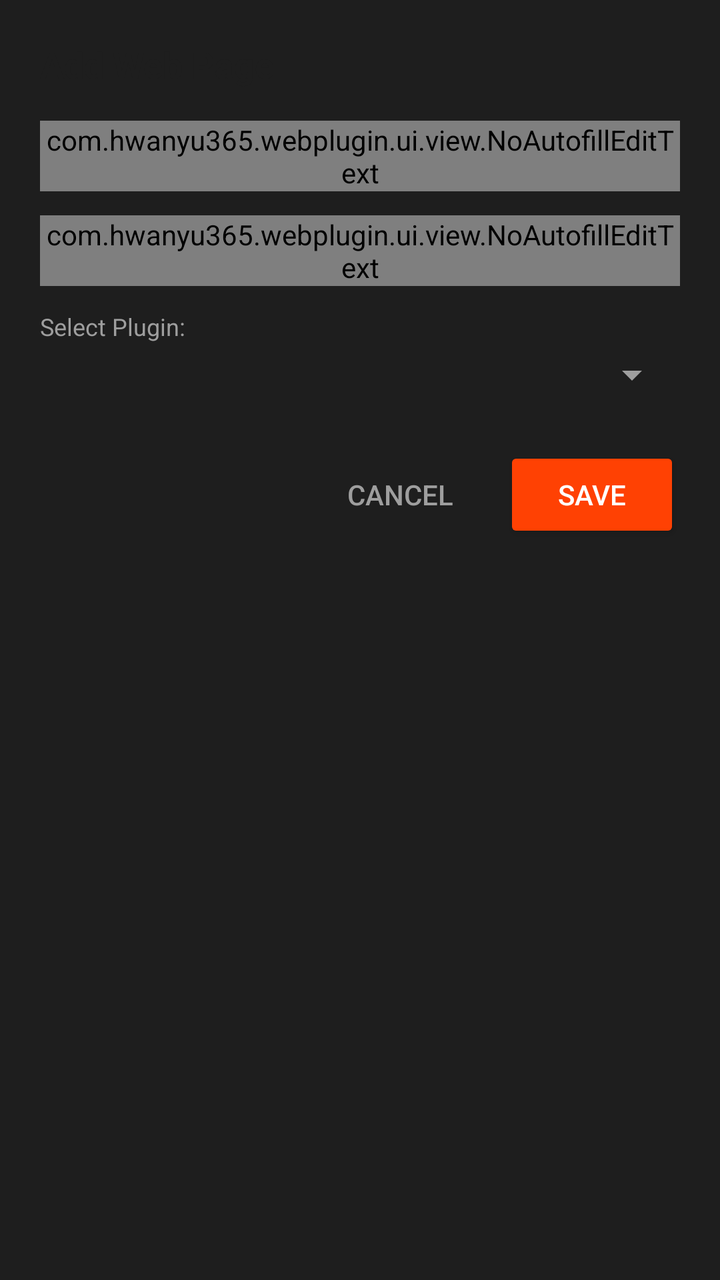
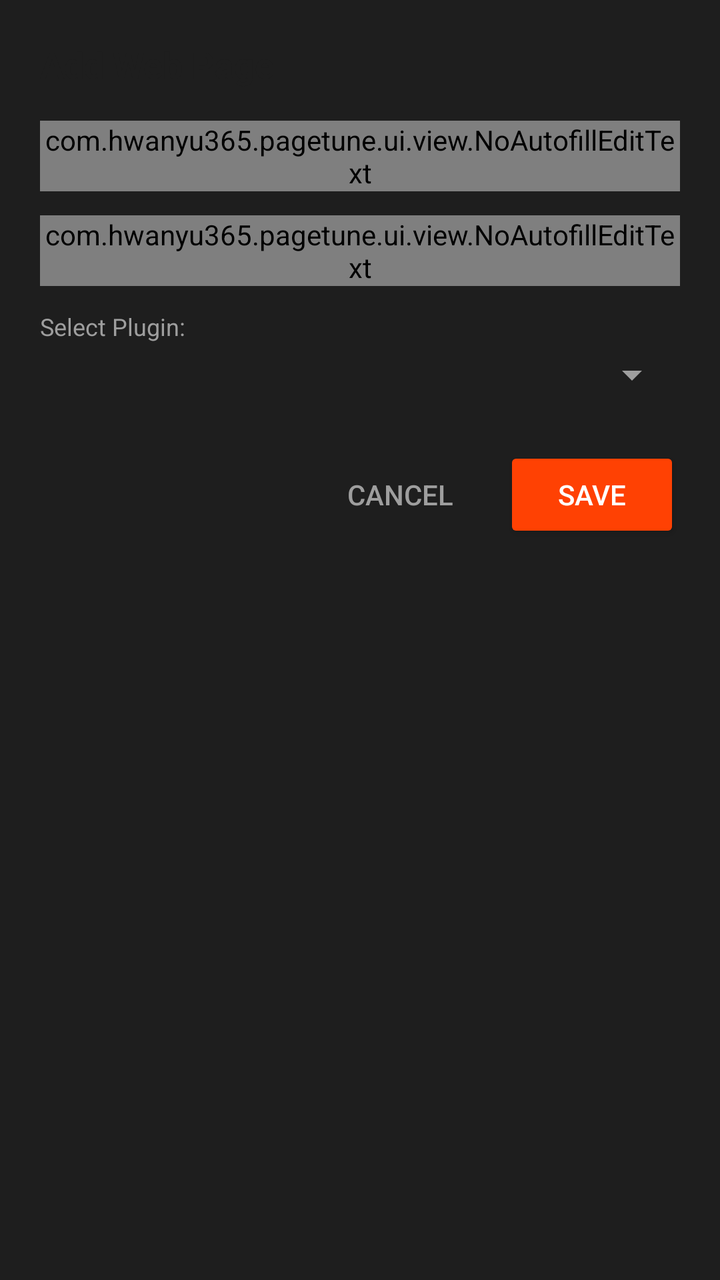

Two renders of the same Android screen: before a commit and after it. Below are the layout's source before the change and the commit's diff.
<!-- AndroidManifest.xml: application theme AppTheme -->
<!-- res/layout/dialog_webpage_edit.xml -->
<?xml version="1.0" encoding="utf-8"?>
<LinearLayout xmlns:android="http://schemas.android.com/apk/res/android"
    android:layout_width="match_parent"
    android:layout_height="wrap_content"
    android:orientation="vertical"
    android:padding="20dp"
    android:background="@color/colorPrimary">

    <TextView
        android:id="@+id/tv_dialog_title"
        android:layout_width="wrap_content"
        android:layout_height="wrap_content"
        android:textSize="18sp"
        android:textStyle="bold"
        android:textColor="@color/colorPrimary"
        android:text="Add Web Page"
        android:layout_marginBottom="16dp" />

    <com.hwanyu365.webplugin.ui.view.NoAutofillEditText
        android:id="@+id/et_title"
        android:layout_width="match_parent"
        android:layout_height="wrap_content"
        android:hint="Page Title"
        android:inputType="textNoSuggestions"
        android:layout_marginBottom="12dp"
        android:importantForAutofill="no"
        android:privateImeOptions="com.samsung.android.inputmethod.disableAutofill=true,disableAutofill=true"
        android:autofillHints="" />

    <com.hwanyu365.webplugin.ui.view.NoAutofillEditText
        android:id="@+id/et_url"
        android:layout_width="match_parent"
        android:layout_height="wrap_content"
        android:hint="https://example.com"
        android:inputType="textUri|textNoSuggestions"
        android:layout_marginBottom="12dp"
        android:importantForAutofill="no"
        android:privateImeOptions="com.samsung.android.inputmethod.disableAutofill=true,disableAutofill=true"
        android:autofillHints="" />

    <TextView
        android:layout_width="wrap_content"
        android:layout_height="wrap_content"
        android:textSize="12sp"
        android:textColor="@color/colorTextSecondary"
        android:text="Select Plugin:"
        android:layout_marginBottom="4dp" />

    <Spinner
        android:id="@+id/sp_plugins"
        android:layout_width="match_parent"
        android:layout_height="wrap_content"
        android:layout_marginBottom="24dp" />

    <LinearLayout
        android:layout_width="match_parent"
        android:layout_height="wrap_content"
        android:orientation="horizontal"
        android:gravity="end">

        <Button
            android:id="@+id/btn_dialog_cancel"
            style="?attr/borderlessButtonStyle"
            android:layout_width="wrap_content"
            android:layout_height="wrap_content"
            android:text="@string/cancel"
            android:textColor="@color/colorTextSecondary" />

        <Button
            android:id="@+id/btn_dialog_save"
            android:layout_width="wrap_content"
            android:layout_height="wrap_content"
            android:text="@string/save"
            android:backgroundTint="@color/colorAccent"
            android:textColor="@color/colorWhite"
            android:layout_marginStart="8dp" />

    </LinearLayout>

</LinearLayout>
<!-- resources referenced by this layout -->
<resources>
  <color name="colorAccent">#ff4103</color>
  <color name="colorPrimary">#1e1e1e</color>
  <color name="colorTextSecondary">#9E9E9E</color>
  <color name="colorWhite">#FFFFFF</color>
  <string name="cancel">Cancel</string>
  <string name="save">Save</string>
  <style name="AppTheme" parent="Theme.AppCompat.NoActionBar">
          
          <item name="colorPrimary">@color/colorPrimary</item>
          <item name="colorPrimaryDark">@color/colorPrimaryDark</item>
          <item name="colorAccent">@color/colorAccent</item>
          <item name="android:windowBackground">@color/colorBackground</item>
          <item name="android:textColorPrimary">@color/colorTextPrimary</item>
          <item name="android:textColorSecondary">@color/colorTextSecondary</item>
          <item name="windowActionBar">true</item>
          <item name="windowNoTitle">false</item>
          <item name="actionBarStyle">@style/AppTheme.ActionBar</item>
      </style>
  <color name="colorPrimaryDark">#171717</color>
  <color name="colorBackground">#171717</color>
  <color name="colorTextPrimary">#E0E0E0</color>
  <style name="AppTheme.ActionBar" parent="Widget.AppCompat.ActionBar.Solid">
          <item name="background">@color/colorPrimary</item>
          <item name="titleTextStyle">@style/AppTheme.ActionBar.Title</item>
      </style>
  <style name="AppTheme.ActionBar.Title" parent="TextAppearance.AppCompat.Widget.ActionBar.Title">
          <item name="android:textColor">@color/colorTextPrimary</item>
      </style>
</resources>

<!-- the commit's change to res/layout/dialog_webpage_edit.xml (unified diff, before → after) -->
@@ -16,7 +16,7 @@
         android:text="Add Web Page"
         android:layout_marginBottom="16dp" />
 
-    <com.hwanyu365.webplugin.ui.view.NoAutofillEditText
+    <com.hwanyu365.pagetune.ui.view.NoAutofillEditText
         android:id="@+id/et_title"
         android:layout_width="match_parent"
         android:layout_height="wrap_content"
@@ -27,7 +27,7 @@
         android:privateImeOptions="com.samsung.android.inputmethod.disableAutofill=true,disableAutofill=true"
         android:autofillHints="" />
 
-    <com.hwanyu365.webplugin.ui.view.NoAutofillEditText
+    <com.hwanyu365.pagetune.ui.view.NoAutofillEditText
         android:id="@+id/et_url"
         android:layout_width="match_parent"
         android:layout_height="wrap_content"
